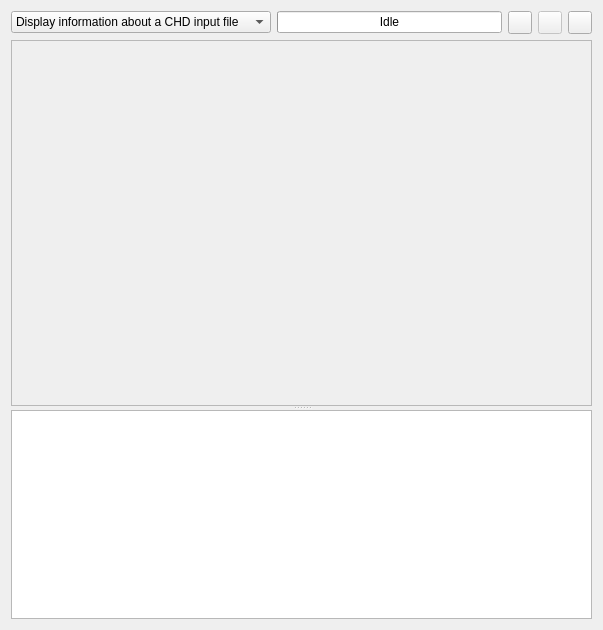
Qt form tools/qchdman/projectwidget.ui (qmc2/qmc2-mame-fe) before a commit.
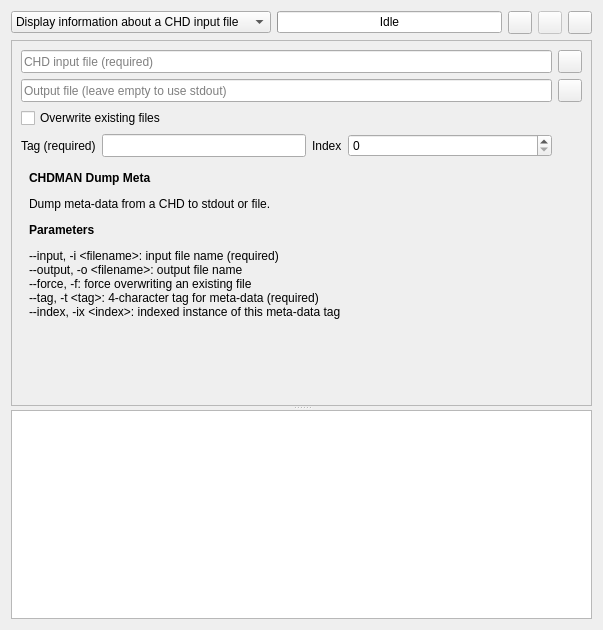
The same form after that commit. The open tabs and pages were chosen to show the change. Icons and pictures are not drawn.

Commit message: imp: qchdman: added DumpMeta project type

```diff
--- a/tools/qchdman/projectwidget.ui
+++ b/tools/qchdman/projectwidget.ui
@@ -3435,7 +3435,189 @@
             </item>
            </layout>
           </widget>
-          <widget class="QWidget" name="pageDumpMeta"/>
+          <widget class="QWidget" name="pageDumpMeta">
+           <layout class="QGridLayout" name="gridLayoutPageDumpMeta">
+            <property name="margin">
+             <number>0</number>
+            </property>
+            <item row="0" column="0">
+             <widget class="QFrame" name="frameDumpMeta">
+              <layout class="QGridLayout" name="gridLayoutFrameExtractLD_2">
+               <property name="margin">
+                <number>0</number>
+               </property>
+               <item row="3" column="0">
+                <widget class="QLabel" name="labelDumpMetaTag">
+                 <property name="text">
+                  <string>Tag (required)</string>
+                 </property>
+                </widget>
+               </item>
+               <item row="0" column="0" colspan="4">
+                <widget class="QLineEdit" name="lineEditDumpMetaInputFile">
+                 <property name="sizePolicy">
+                  <sizepolicy hsizetype="Expanding" vsizetype="Minimum">
+                   <horstretch>0</horstretch>
+                   <verstretch>0</verstretch>
+                  </sizepolicy>
+                 </property>
+                 <property name="toolTip">
+                  <string>CHD input file (--input)</string>
+                 </property>
+                 <property name="placeholderText">
+                  <string>CHD input file (required)</string>
+                 </property>
+                </widget>
+               </item>
+               <item row="1" column="4">
+                <widget class="QToolButton" name="toolButtonBrowseDumpMetaOutputFile">
+                 <property name="sizePolicy">
+                  <sizepolicy hsizetype="Fixed" vsizetype="Minimum">
+                   <horstretch>0</horstretch>
+                   <verstretch>0</verstretch>
+                  </sizepolicy>
+                 </property>
+                 <property name="icon">
+                  <iconset resource="qchdman.qrc">
+                   <normaloff>:/images/fileopen.png</normaloff>:/images/fileopen.png</iconset>
+                 </property>
+                </widget>
+               </item>
+               <item row="3" column="3">
+                <widget class="QSpinBox" name="spinBoxDumpMetaIndex">
+                 <property name="sizePolicy">
+                  <sizepolicy hsizetype="MinimumExpanding" vsizetype="Fixed">
+                   <horstretch>0</horstretch>
+                   <verstretch>0</verstretch>
+                  </sizepolicy>
+                 </property>
+                 <property name="toolTip">
+                  <string>Indexed instance of this meta-data tag (--index)</string>
+                 </property>
+                 <property name="minimum">
+                  <number>0</number>
+                 </property>
+                 <property name="maximum">
+                  <number>999999999</number>
+                 </property>
+                 <property name="value">
+                  <number>0</number>
+                 </property>
+                </widget>
+               </item>
+               <item row="2" column="0" colspan="2">
+                <widget class="QCheckBox" name="checkBoxDumpMetaForce">
+                 <property name="toolTip">
+                  <string>Force overwriting output files (--force)</string>
+                 </property>
+                 <property name="text">
+                  <string>Overwrite existing files</string>
+                 </property>
+                </widget>
+               </item>
+               <item row="0" column="4">
+                <widget class="QToolButton" name="toolButtonBrowseDumpMetaInputFile">
+                 <property name="sizePolicy">
+                  <sizepolicy hsizetype="Fixed" vsizetype="Minimum">
+                   <horstretch>0</horstretch>
+                   <verstretch>0</verstretch>
+                  </sizepolicy>
+                 </property>
+                 <property name="icon">
+                  <iconset resource="qchdman.qrc">
+                   <normaloff>:/images/fileopen.png</normaloff>:/images/fileopen.png</iconset>
+                 </property>
+                </widget>
+               </item>
+               <item row="1" column="0" colspan="4">
+                <widget class="QLineEdit" name="lineEditDumpMetaOutputFile">
+                 <property name="sizePolicy">
+                  <sizepolicy hsizetype="Expanding" vsizetype="Minimum">
+                   <horstretch>0</horstretch>
+                   <verstretch>0</verstretch>
+                  </sizepolicy>
+                 </property>
+                 <property name="toolTip">
+                  <string>Output file (--output)</string>
+                 </property>
+                 <property name="placeholderText">
+                  <string>Output file (leave empty to use stdout)</string>
+                 </property>
+                </widget>
+               </item>
+               <item row="3" column="2">
+                <widget class="QLabel" name="labelDumpMetaIndex">
+                 <property name="text">
+                  <string>Index</string>
+                 </property>
+                </widget>
+               </item>
+               <item row="3" column="1">
+                <widget class="QLineEdit" name="lineEditDumpMetaTag">
+                 <property name="sizePolicy">
+                  <sizepolicy hsizetype="Expanding" vsizetype="Minimum">
+                   <horstretch>0</horstretch>
+                   <verstretch>0</verstretch>
+                  </sizepolicy>
+                 </property>
+                 <property name="toolTip">
+                  <string>4-character tag for meta-data (--tag)</string>
+                 </property>
+                 <property name="maxLength">
+                  <number>4</number>
+                 </property>
+                </widget>
+               </item>
+              </layout>
+             </widget>
+            </item>
+            <item row="1" column="0">
+             <widget class="QLabel" name="labelDumpMetaHelp">
+              <property name="text">
+               <string>&lt;p&gt;
+&lt;b&gt;CHDMAN Dump Meta&lt;/b&gt;
+&lt;/p&gt;
+Dump meta-data from a CHD to stdout or file.
+&lt;p&gt;
+&lt;b&gt;Parameters&lt;/b&gt;
+&lt;/p&gt;
+&lt;p&gt;
+--input, -i &amp;lt;filename&amp;gt;: input file name (required)&lt;br&gt;
+--output, -o &amp;lt;filename&amp;gt;: output file name&lt;br&gt;
+--force, -f: force overwriting an existing file&lt;br&gt;
+--tag, -t &amp;lt;tag&amp;gt;: 4-character tag for meta-data (required)&lt;br&gt;
+--index, -ix &amp;lt;index&amp;gt;: indexed instance of this meta-data tag
+&lt;/p&gt;</string>
+              </property>
+              <property name="alignment">
+               <set>Qt::AlignLeading|Qt::AlignLeft|Qt::AlignTop</set>
+              </property>
+              <property name="wordWrap">
+               <bool>true</bool>
+              </property>
+              <property name="margin">
+               <number>8</number>
+              </property>
+              <property name="indent">
+               <number>8</number>
+              </property>
+             </widget>
+            </item>
+            <item row="2" column="0">
+             <spacer name="verticalSpacerDumpMeta">
+              <property name="orientation">
+               <enum>Qt::Vertical</enum>
+              </property>
+              <property name="sizeHint" stdset="0">
+               <size>
+                <width>20</width>
+                <height>284</height>
+               </size>
+              </property>
+             </spacer>
+            </item>
+           </layout>
+          </widget>
           <widget class="QWidget" name="pageAddMeta"/>
           <widget class="QWidget" name="pageDelMeta"/>
          </widget>
```
Left out of the diff: 7 changed lines with no effect on the pictures. The commit also changes 17 other files.
